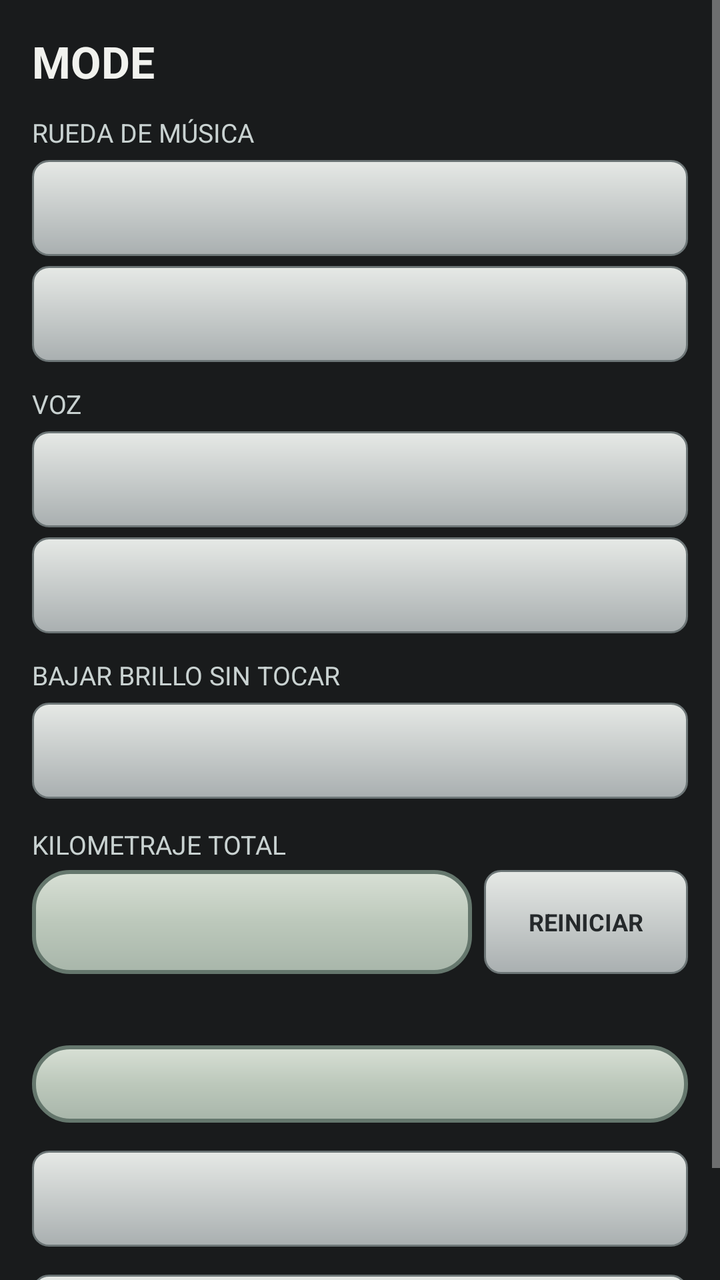
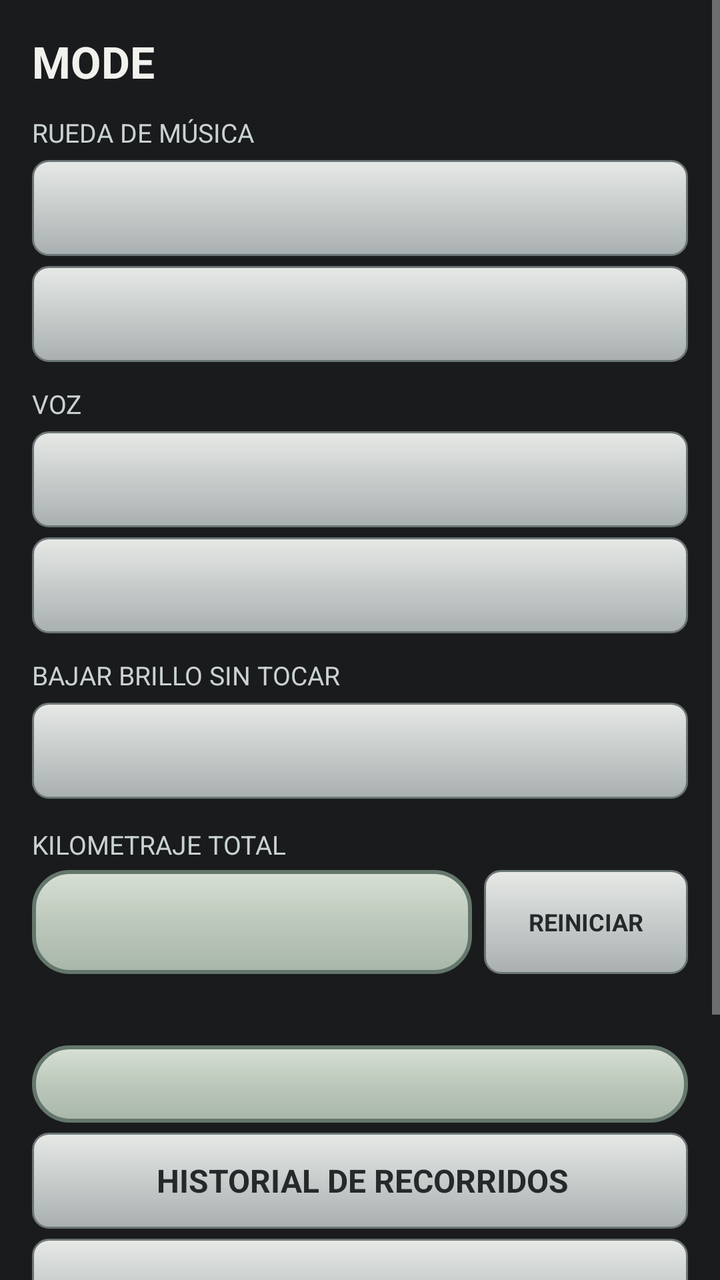

Screens rendered from an Android XML layout before and after an edit, with the pre-edit source and the edit as a unified diff.
<!-- AndroidManifest.xml: application theme android:Theme.Material.NoActionBar -->
<!-- res/layout/dialog_mode.xml -->
<?xml version="1.0" encoding="utf-8"?>
<ScrollView xmlns:android="http://schemas.android.com/apk/res/android"
    android:layout_width="match_parent"
    android:layout_height="wrap_content"
    android:background="@color/watch_case"
    android:fillViewport="true">

    <LinearLayout
        android:layout_width="match_parent"
        android:layout_height="wrap_content"
        android:orientation="vertical"
        android:padding="16dp">

        <TextView
            android:layout_width="match_parent"
            android:layout_height="wrap_content"
            android:text="@string/menu_icon"
            android:textColor="#F1F2EE"
            android:textSize="22sp"
            android:textStyle="bold" />

        <TextView
            android:layout_width="match_parent"
            android:layout_height="wrap_content"
            android:layout_marginTop="12dp"
            android:text="@string/mode_wheel_label"
            android:textColor="#C9D2D1"
            android:textSize="13sp" />

        <TextView android:id="@+id/mode_wheel_phone" style="@style/ModeChoice" />
        <TextView android:id="@+id/mode_wheel_motorola" style="@style/ModeChoice" />

        <TextView
            android:layout_width="match_parent"
            android:layout_height="wrap_content"
            android:layout_marginTop="12dp"
            android:text="@string/mode_voice_label"
            android:textColor="#C9D2D1"
            android:textSize="13sp" />

        <TextView android:id="@+id/mode_voice_phone" style="@style/ModeChoice" />
        <TextView android:id="@+id/mode_voice_motorola" style="@style/ModeChoice" />

        <TextView
            android:layout_width="match_parent"
            android:layout_height="wrap_content"
            android:layout_marginTop="12dp"
            android:text="@string/mode_dim_label"
            android:textColor="#C9D2D1"
            android:textSize="13sp" />

        <TextView android:id="@+id/mode_dim" style="@style/ModeChoice" />

        <TextView
            android:layout_width="match_parent"
            android:layout_height="wrap_content"
            android:layout_marginTop="14dp"
            android:text="@string/mode_odometer_label"
            android:textColor="#C9D2D1"
            android:textSize="13sp" />

        <LinearLayout
            android:layout_width="match_parent"
            android:layout_height="52dp"
            android:layout_marginTop="4dp"
            android:orientation="horizontal">

            <TextView
                android:id="@+id/mode_odometer"
                android:layout_width="0dp"
                android:layout_height="match_parent"
                android:layout_weight="1"
                android:background="@drawable/info_panel_day"
                android:gravity="center"
                android:textColor="@color/lcd_day_ink"
                android:textSize="23sp"
                android:textStyle="bold" />

            <TextView
                android:id="@+id/mode_reset"
                android:layout_width="102dp"
                android:layout_height="match_parent"
                android:layout_marginStart="6dp"
                android:background="@drawable/mode_choice"
                android:gravity="center"
                android:text="@string/mode_odometer_reset"
                android:textColor="@color/silver_ink"
                android:textSize="12sp"
                android:textStyle="bold" />
        </LinearLayout>

        <TextView
            android:id="@+id/mode_ride_label"
            android:layout_width="match_parent"
            android:layout_height="wrap_content"
            android:layout_marginTop="14dp"
            android:textColor="#C9D2D1"
            android:textSize="13sp" />

        <TextView
            android:id="@+id/mode_ride"
            android:layout_width="match_parent"
            android:layout_height="wrap_content"
            android:layout_marginTop="4dp"
            android:background="@drawable/info_panel_day"
            android:gravity="center"
            android:lineSpacingExtra="4dp"
            android:padding="8dp"
            android:textColor="@color/lcd_day_ink"
            android:textSize="17sp"
            android:textStyle="bold" />

        <TextView android:id="@+id/mode_find" style="@style/ModeChoice"
            android:layout_marginTop="14dp" />

        <TextView
            android:id="@+id/mode_close"
            style="@style/ModeChoice"
            android:layout_marginTop="14dp"
            android:gravity="center"
            android:text="@string/mode_close" />
    </LinearLayout>
</ScrollView>
<!-- resources referenced by this layout -->
<resources>
  <color name="lcd_day_ink">#26332F</color>
  <color name="silver_ink">#25292B</color>
  <color name="watch_case">#191B1C</color>
  <!-- drawable info_panel_day (drawable) -->
  <?xml version="1.0" encoding="utf-8"?>
  <shape xmlns:android="http://schemas.android.com/apk/res/android">
      <gradient android:angle="270" android:startColor="#D8E0D5" android:centerColor="#BCC8BB" android:endColor="#A8B6AA" />
      <stroke android:width="2dp" android:color="#65776D" />
      <corners android:radius="18dp" />
  </shape>
  <!-- drawable mode_choice (drawable) -->
  <?xml version="1.0" encoding="utf-8"?>
  <shape xmlns:android="http://schemas.android.com/apk/res/android">
      <gradient android:angle="270" android:startColor="#E6E9E6" android:endColor="#A9AFB0" />
      <stroke android:width="1dp" android:color="#6C7576" />
      <corners android:radius="8dp" />
  </shape>
  <string name="menu_icon">MODE</string>
  <string name="mode_close">CERRAR</string>
  <string name="mode_dim_label">BAJAR BRILLO SIN TOCAR</string>
  <string name="mode_odometer_label">KILOMETRAJE TOTAL</string>
  <string name="mode_odometer_reset">REINICIAR</string>
  <string name="mode_voice_label">VOZ</string>
  <string name="mode_wheel_label">RUEDA DE MÚSICA</string>
  <style name="ModeChoice">
          <item name="android:layout_width">match_parent</item>
          <item name="android:layout_height">48dp</item>
          <item name="android:layout_marginTop">5dp</item>
          <item name="android:background">@drawable/mode_choice</item>
          <item name="android:gravity">center_vertical</item>
          <item name="android:paddingStart">12dp</item>
          <item name="android:paddingEnd">10dp</item>
          <item name="android:textColor">@color/silver_ink</item>
          <item name="android:textSize">16sp</item>
          <item name="android:textStyle">bold</item>
      </style>
</resources>

<!-- the commit's change to res/layout/dialog_mode.xml (unified diff, before → after) -->
@@ -110,6 +110,17 @@
             android:textSize="17sp"
             android:textStyle="bold" />
 
+        <TextView
+            android:id="@+id/mode_history"
+            style="@style/ModeChoice"
+            android:gravity="center"
+            android:text="@string/history_button" />
+
+        <TextView
+            android:id="@+id/mode_flood"
+            style="@style/ModeChoice"
+            android:gravity="center" />
+
         <TextView android:id="@+id/mode_find" style="@style/ModeChoice"
             android:layout_marginTop="14dp" />
 
<!-- resource entries referenced after the edit -->
@@ -17,6 +17,7 @@
       <stroke android:width="1dp" android:color="#6C7576" />
       <corners android:radius="8dp" />
   </shape>
+  <string name="history_button">HISTORIAL DE RECORRIDOS</string>
   <string name="menu_icon">MODE</string>
   <string name="mode_close">CERRAR</string>
   <string name="mode_dim_label">BAJAR BRILLO SIN TOCAR</string>
